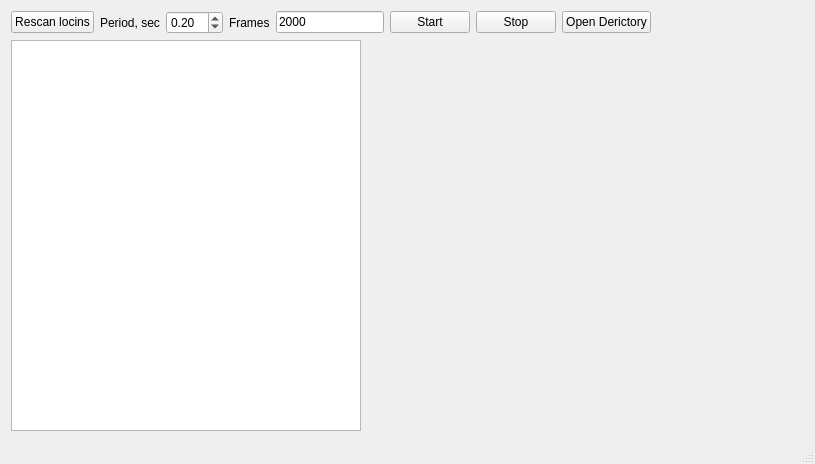
Above: mainwindow.ui from Nikita-Presnov/Qlockin before the change. Below: the same form after it.
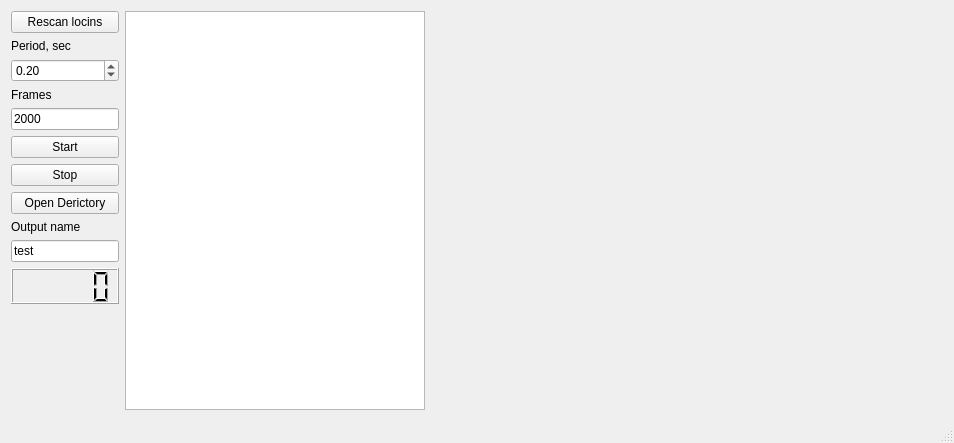
That is the form after the change. Custom widgets are drawn as their Qt base class.

What changed in the file:
```diff
--- a/mainwindow.ui
+++ b/mainwindow.ui
@@ -6,8 +6,8 @@
    <rect>
     <x>0</x>
     <y>0</y>
-    <width>815</width>
-    <height>464</height>
+    <width>954</width>
+    <height>443</height>
    </rect>
   </property>
   <property name="windowTitle">
@@ -15,8 +15,81 @@
   </property>
   <widget class="QWidget" name="centralWidget">
    <layout class="QGridLayout" name="gridLayout">
-    <item row="0" column="0" colspan="2">
-     <layout class="QHBoxLayout" name="horizontalLayout">
+    <item row="0" column="1">
+     <widget class="QTextBrowser" name="textBrowser">
+      <property name="sizePolicy">
+       <sizepolicy hsizetype="Fixed" vsizetype="Expanding">
+        <horstretch>0</horstretch>
+        <verstretch>0</verstretch>
+       </sizepolicy>
+      </property>
+      <property name="minimumSize">
+       <size>
+        <width>300</width>
+        <height>0</height>
+       </size>
+      </property>
+      <property name="maximumSize">
+       <size>
+        <width>300</width>
+        <height>16777215</height>
+       </size>
+      </property>
+      <property name="font">
+       <font>
+        <family>Noto Sans Mono</family>
+        <pointsize>14</pointsize>
+       </font>
+      </property>
+      <property name="cursor" stdset="0">
+       <cursorShape>IBeamCursor</cursorShape>
+      </property>
+     </widget>
+    </item>
+    <item row="0" column="2">
+     <layout class="QVBoxLayout" name="verticalLayout">
+      <item>
+       <widget class="QwtPlot" name="qwtPlot_reference_r">
+        <property name="sizePolicy">
+         <sizepolicy hsizetype="Expanding" vsizetype="Expanding">
+          <horstretch>0</horstretch>
+          <verstretch>0</verstretch>
+         </sizepolicy>
+        </property>
+        <property name="canvasBackground">
+         <brush brushstyle="SolidPattern">
+          <color alpha="255">
+           <red>255</red>
+           <green>255</green>
+           <blue>255</blue>
+          </color>
+         </brush>
+        </property>
+       </widget>
+      </item>
+      <item>
+       <widget class="QwtPlot" name="qwtPlot_reference_signal">
+        <property name="sizePolicy">
+         <sizepolicy hsizetype="Expanding" vsizetype="Expanding">
+          <horstretch>0</horstretch>
+          <verstretch>0</verstretch>
+         </sizepolicy>
+        </property>
+        <property name="canvasBackground">
+         <brush brushstyle="SolidPattern">
+          <color alpha="255">
+           <red>255</red>
+           <green>255</green>
+           <blue>255</blue>
+          </color>
+         </brush>
+        </property>
+       </widget>
+      </item>
+     </layout>
+    </item>
+    <item row="0" column="0">
+     <layout class="QVBoxLayout" name="verticalLayout_2">
       <item>
        <widget class="QPushButton" name="rescan_button">
         <property name="text">
@@ -107,93 +180,75 @@
        </widget>
       </item>
       <item>
-       <spacer name="horizontalSpacer">
+       <widget class="QLabel" name="label_2">
+        <property name="sizePolicy">
+         <sizepolicy hsizetype="Minimum" vsizetype="Preferred">
+          <horstretch>0</horstretch>
+          <verstretch>0</verstretch>
+         </sizepolicy>
+        </property>
+        <property name="text">
+         <string>Output name</string>
+        </property>
+       </widget>
+      </item>
+      <item>
+       <widget class="QLineEdit" name="prename">
+        <property name="sizePolicy">
+         <sizepolicy hsizetype="Minimum" vsizetype="Fixed">
+          <horstretch>0</horstretch>
+          <verstretch>0</verstretch>
+         </sizepolicy>
+        </property>
+        <property name="text">
+         <string>test</string>
+        </property>
+       </widget>
+      </item>
+      <item>
+       <widget class="QLCDNumber" name="progresslcdNumber">
+        <property name="sizePolicy">
+         <sizepolicy hsizetype="Minimum" vsizetype="Fixed">
+          <horstretch>0</horstretch>
+          <verstretch>0</verstretch>
+         </sizepolicy>
+        </property>
+        <property name="minimumSize">
+         <size>
+          <width>0</width>
+          <height>36</height>
+         </size>
+        </property>
+        <property name="font">
+         <font>
+          <pointsize>20</pointsize>
+          <weight>50</weight>
+          <bold>false</bold>
+         </font>
+        </property>
+        <property name="digitCount">
+         <number>5</number>
+        </property>
+        <property name="intValue" stdset="0">
+         <number>0</number>
+        </property>
+       </widget>
+      </item>
+      <item>
+       <spacer name="verticalSpacer">
         <property name="orientation">
-         <enum>Qt::Horizontal</enum>
+         <enum>Qt::Vertical</enum>
         </property>
         <property name="sizeHint" stdset="0">
          <size>
-          <width>40</width>
-          <height>20</height>
+          <width>20</width>
+          <height>40</height>
          </size>
         </property>
        </spacer>
       </item>
      </layout>
     </item>
-    <item row="1" column="0">
-     <widget class="QTextBrowser" name="textBrowser">
-      <property name="sizePolicy">
-       <sizepolicy hsizetype="Fixed" vsizetype="Expanding">
-        <horstretch>0</horstretch>
-        <verstretch>0</verstretch>
-       </sizepolicy>
-      </property>
-      <property name="minimumSize">
-       <size>
-        <width>350</width>
-        <height>0</height>
-       </size>
-      </property>
-      <property name="maximumSize">
-       <size>
-        <width>350</width>
-        <height>16777215</height>
-       </size>
-      </property>
-      <property name="font">
-       <font>
-        <family>Noto Sans Mono</family>
-        <pointsize>14</pointsize>
-       </font>
-      </property>
-      <property name="cursor" stdset="0">
-       <cursorShape>IBeamCursor</cursorShape>
-      </property>
-     </widget>
-    </item>
-    <item row="1" column="1">
-     <layout class="QVBoxLayout" name="verticalLayout">
-      <item>
-       <widget class="QwtPlot" name="qwtPlot_reference_r">
-        <property name="sizePolicy">
-         <sizepolicy hsizetype="MinimumExpanding" vsizetype="Expanding">
-          <horstretch>0</horstretch>
-          <verstretch>0</verstretch>
-         </sizepolicy>
-        </property>
-        <property name="canvasBackground">
-         <brush brushstyle="SolidPattern">
-          <color alpha="255">
-           <red>255</red>
-           <green>255</green>
-           <blue>255</blue>
-          </color>
-         </brush>
-        </property>
-       </widget>
-      </item>
-      <item>
-       <widget class="QwtPlot" name="qwtPlot_reference_signal">
-        <property name="sizePolicy">
-         <sizepolicy hsizetype="MinimumExpanding" vsizetype="Expanding">
-          <horstretch>0</horstretch>
-          <verstretch>0</verstretch>
-         </sizepolicy>
-        </property>
-        <property name="canvasBackground">
-         <brush brushstyle="SolidPattern">
-          <color alpha="255">
-           <red>255</red>
-           <green>255</green>
-           <blue>255</blue>
-          </color>
-         </brush>
-        </property>
-       </widget>
-      </item>
-     </layout>
-    </item>
    </layout>
   </widget>
   <widget class="QMenuBar" name="menuBar">
```
Left out of the diff: 2 changed lines with no effect on the pictures.
